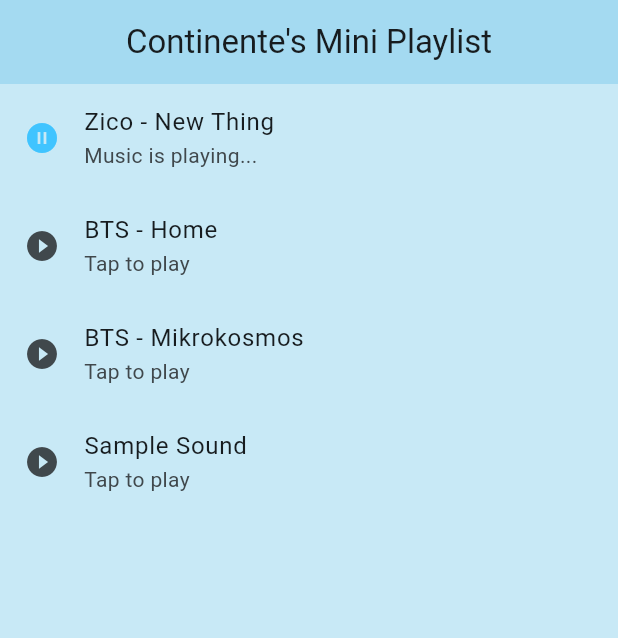
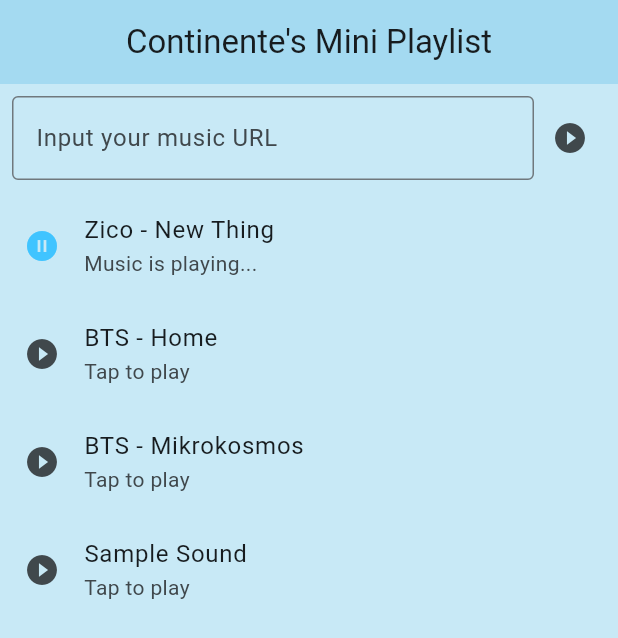
Before and after one commit to ch4rmyy/cit238Assignments, a Flutter app: the screen it shows after launch, after a tap on "Zico - New Thing", on a phone screen of 412 x 824 dp. Shown: the top 638 px of the screen. Run offline on Flutter 3.47's test engine with Material 3 defaults, Android fonts, the phone set to English and light mode, and no system bars; our stand-ins replace audioplayers.

Commit message:
makaInput user url

```diff
--- a/lib/screens/music_player.dart
+++ b/lib/screens/music_player.dart
@@ -13,7 +13,7 @@
   late final AppLifecycleListener _listener;
   bool _isPlaying = false;
   String? _currentSong;
-
+  final TextEditingController _urlController = TextEditingController();
 
   final List<Map<String, String>> _songs = [
     {"title": "Zico - New Thing", "path": "assets/music/Zico-NewThing.mp3"},
@@ -38,10 +38,11 @@
   void dispose() {
     _listener.dispose();
     _audioPlayer.dispose();
+    _urlController.dispose();
     super.dispose();
   }
 
-  Future<void> _playMusicLocal(String path) async { //Play music from local
+  Future<void> _playMusicLocal(String path) async {
     if (_currentSong == path && _isPlaying) {
       await _audioPlayer.pause();
       setState(() {
@@ -95,7 +96,40 @@
           centerTitle: true,
           backgroundColor: Color(0xFFA4DAF1)),
       backgroundColor: Color(0xFFC8E9F6),
-      body: ListView.builder(
+      body: Column(
+        children: [
+          Padding(
+            padding: const EdgeInsets.all(8.0),
+            child: Row(
+              children: [
+                Expanded(
+                  child: TextField(
+                    controller: _urlController,
+                    decoration: const InputDecoration(
+                      hintText: "Input your music URL",
+                      border: OutlineInputBorder(),
+                    ),
+                  ),
+                ),
+                IconButton(
+                  icon: Icon(_isPlaying && _currentSong == _urlController.text
+                      ? Icons.pause_circle_filled
+                      : Icons.play_circle_fill),
+                  onPressed: () {
+                    if (_urlController.text.isNotEmpty) {
+                      if (_isPlaying && _currentSong == _urlController.text) {
+                        _pauseMusic();
+                      } else {
+                        _playMusicOnline(_urlController.text);
+                      }
+                    }
+                  },
+                ),
+              ],
+            ),
+          ),
+          Expanded(
+            child: ListView.builder(
               itemCount: _songs.length,
               itemBuilder: (context, index) {
                 final song = _songs[index];
@@ -122,6 +156,9 @@
                 );
               },
             ),
+          ),
+        ],
+      ),
     );
   }
 }
```
Lines whose indentation alone changed are shown as unchanged.
